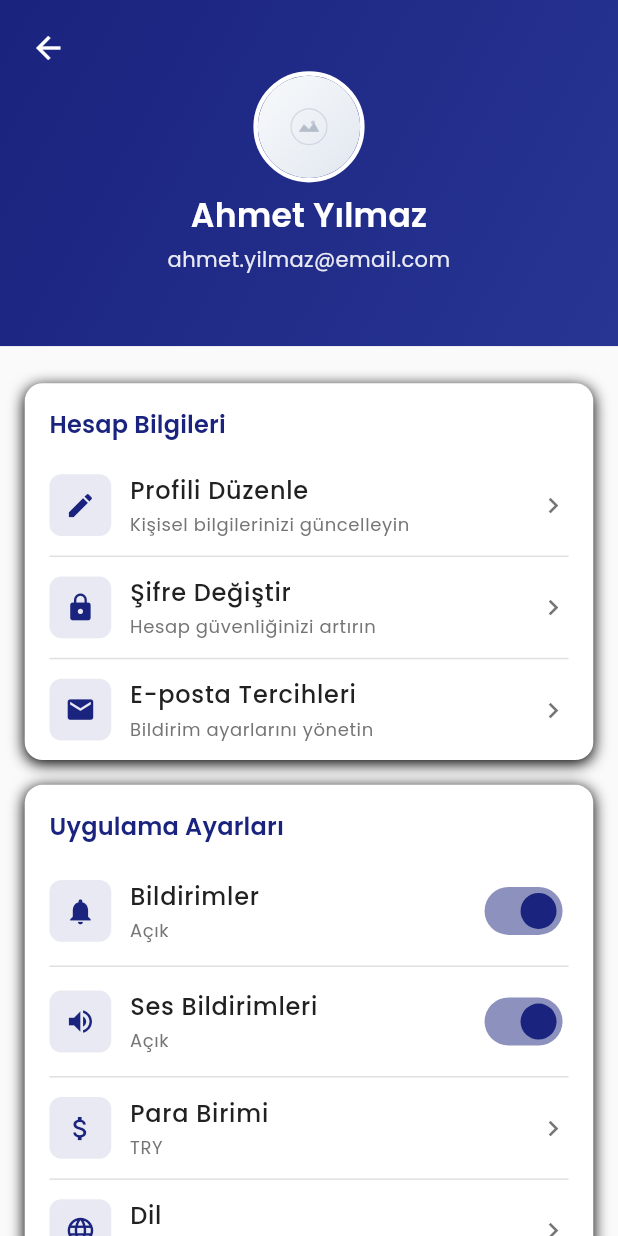
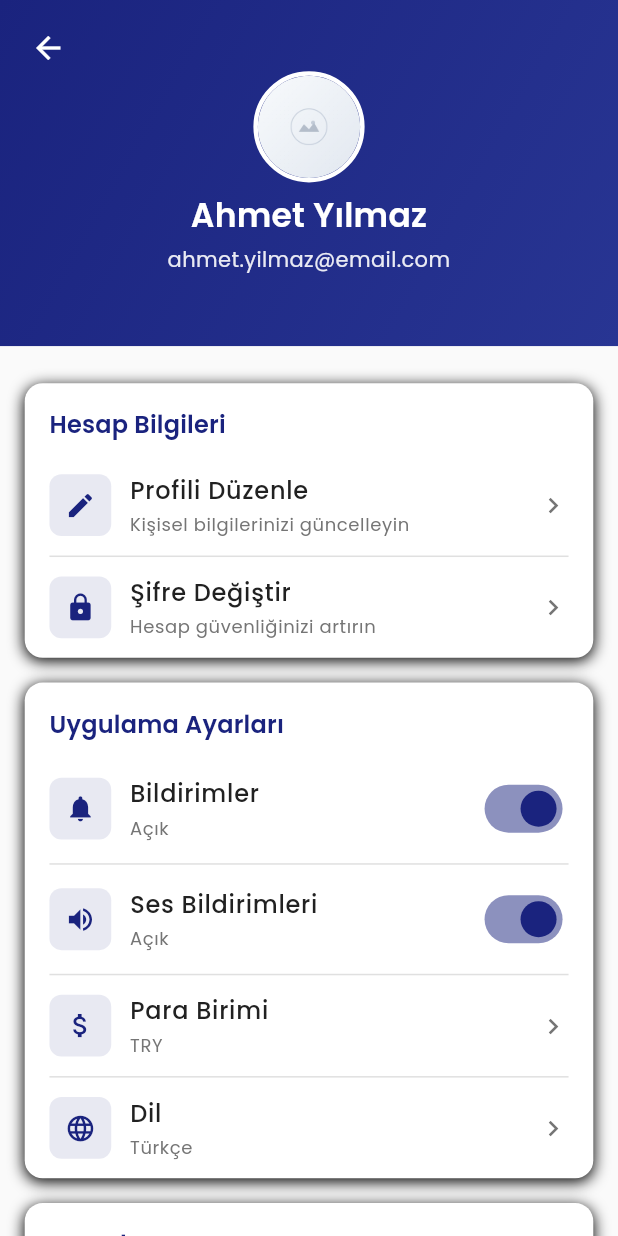
Before and after one commit to PoyrazV/zerda-gold-flutter, a Flutter app: the UserProfileScreen screen opened by its route, on a phone screen of 412 x 824 dp. Run offline on Flutter 3.47's test engine with Material 3 defaults, Android fonts, the phone set to English and light mode, and no system bars; drawn by our look-alikes of cached_network_image; our stand-ins replace connectivity_plus, dio, fl_chart, flutter_svg, fluttertoast, google_fonts and 2 more; accounts and stored records are empty; network calls fail.

Commit message:
Remove email preferences section from profile screen
- Removed 'E-posta Tercihleri' menu item from account section
- Deleted _emailPreferences() method
- Cleaned up related navigation code
- Simplified profile settings to essential options only

🤖 Generated with [Claude Code](https://claude.ai/code)

Co-Authored-By: Claude <noreply@anthropic.com>

```diff
--- a/lib/presentation/user_profile_screen/user_profile_screen.dart
+++ b/lib/presentation/user_profile_screen/user_profile_screen.dart
@@ -103,12 +103,6 @@ class _UserProfileScreenState extends State<UserProfileScreen> {
           subtitle: 'Hesap güvenliğinizi artırın',
           iconName: 'lock',
           onTap: _changePassword,
-        ),
-        SettingsItem(
-          title: 'E-posta Tercihleri',
-          subtitle: 'Bildirim ayarlarını yönetin',
-          iconName: 'email',
-          onTap: _emailPreferences,
         ),
       ],
     );
@@ -341,10 +335,6 @@ class _UserProfileScreenState extends State<UserProfileScreen> {
     Navigator.pushNamed(context, '/change-password-screen');
   }
 
-  void _emailPreferences() {
-    Navigator.pushNamed(context, '/email-preferences-screen');
-  }
-
   void _exportPortfolioData() {
     _showSettingChangedSnackBar('Portföy verileri dışa aktarılıyor...');
   }
```
